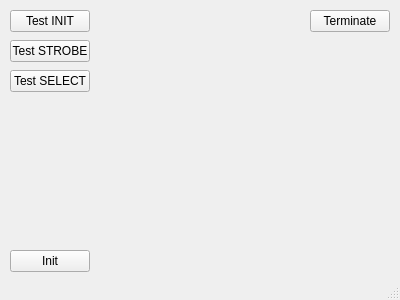
First picture: the form in mainwindow.ui, repository boilerbots/PinballDiag, before the edit.
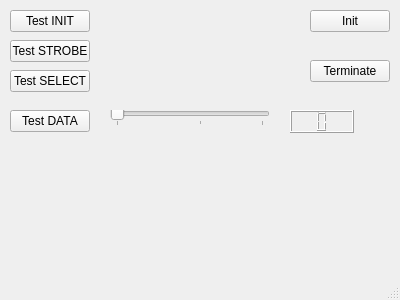
Second picture: the form after the edit.

Commit message: The Data test sort of works.

The edit to the form file:
```diff
--- a/mainwindow.ui
+++ b/mainwindow.ui
@@ -44,7 +44,7 @@
     <property name="geometry">
      <rect>
       <x>310</x>
-      <y>10</y>
+      <y>60</y>
       <width>80</width>
       <height>22</height>
      </rect>
@@ -56,8 +56,8 @@
    <widget class="QPushButton" name="pushButton_4">
     <property name="geometry">
      <rect>
-      <x>10</x>
-      <y>250</y>
+      <x>310</x>
+      <y>10</y>
       <width>80</width>
       <height>22</height>
      </rect>
@@ -79,6 +79,69 @@
      <string>Test SELECT</string>
     </property>
    </widget>
+   <widget class="QPushButton" name="testDataButton">
+    <property name="geometry">
+     <rect>
+      <x>10</x>
+      <y>110</y>
+      <width>80</width>
+      <height>22</height>
+     </rect>
+    </property>
+    <property name="text">
+     <string>Test DATA</string>
+    </property>
+    <property name="checkable">
+     <bool>true</bool>
+    </property>
+   </widget>
+   <widget class="QSlider" name="testDataSlider">
+    <property name="geometry">
+     <rect>
+      <x>110</x>
+      <y>110</y>
+      <width>160</width>
+      <height>16</height>
+     </rect>
+    </property>
+    <property name="minimum">
+     <number>0</number>
+    </property>
+    <property name="maximum">
+     <number>7</number>
+    </property>
+    <property name="pageStep">
+     <number>1</number>
+    </property>
+    <property name="orientation">
+     <enum>Qt::Horizontal</enum>
+    </property>
+    <property name="tickPosition">
+     <enum>QSlider::TicksBelow</enum>
+    </property>
+    <property name="tickInterval">
+     <number>4</number>
+    </property>
+   </widget>
+   <widget class="QLCDNumber" name="testDataValue">
+    <property name="geometry">
+     <rect>
+      <x>290</x>
+      <y>110</y>
+      <width>64</width>
+      <height>23</height>
+     </rect>
+    </property>
+    <property name="styleSheet">
+     <string notr="true"/>
+    </property>
+    <property name="digitCount">
+     <number>1</number>
+    </property>
+    <property name="mode">
+     <enum>QLCDNumber::Hex</enum>
+    </property>
+   </widget>
   </widget>
   <widget class="QStatusBar" name="statusBar"/>
  </widget>
```
Left out of the diff: 19 changed lines with no effect on the pictures. The commit also changes 4 other files.
